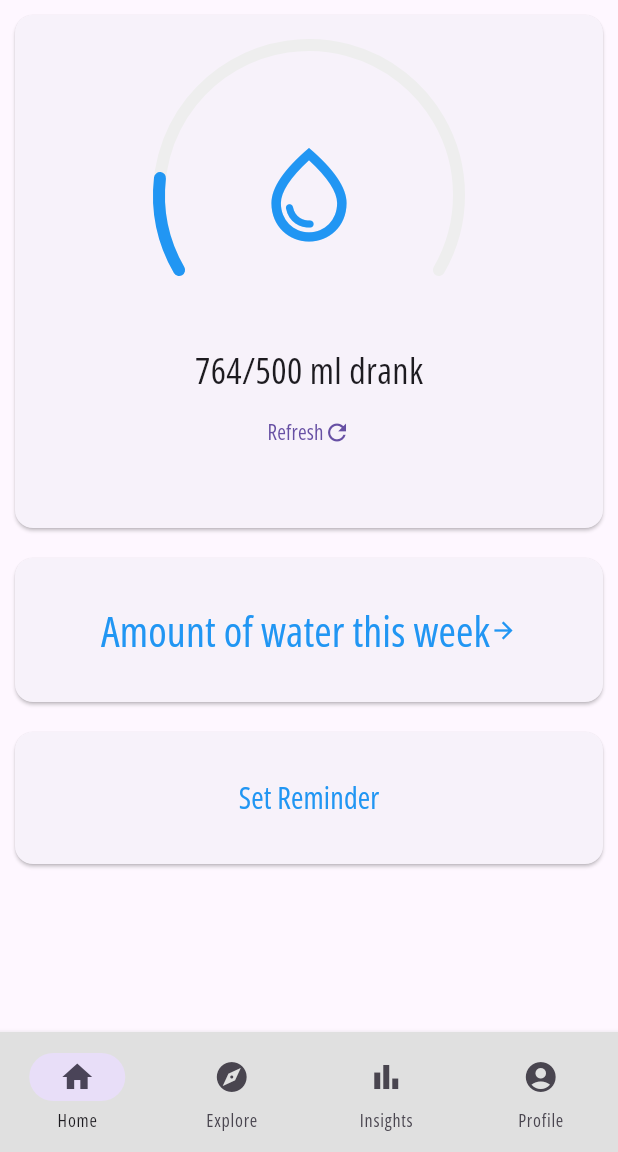
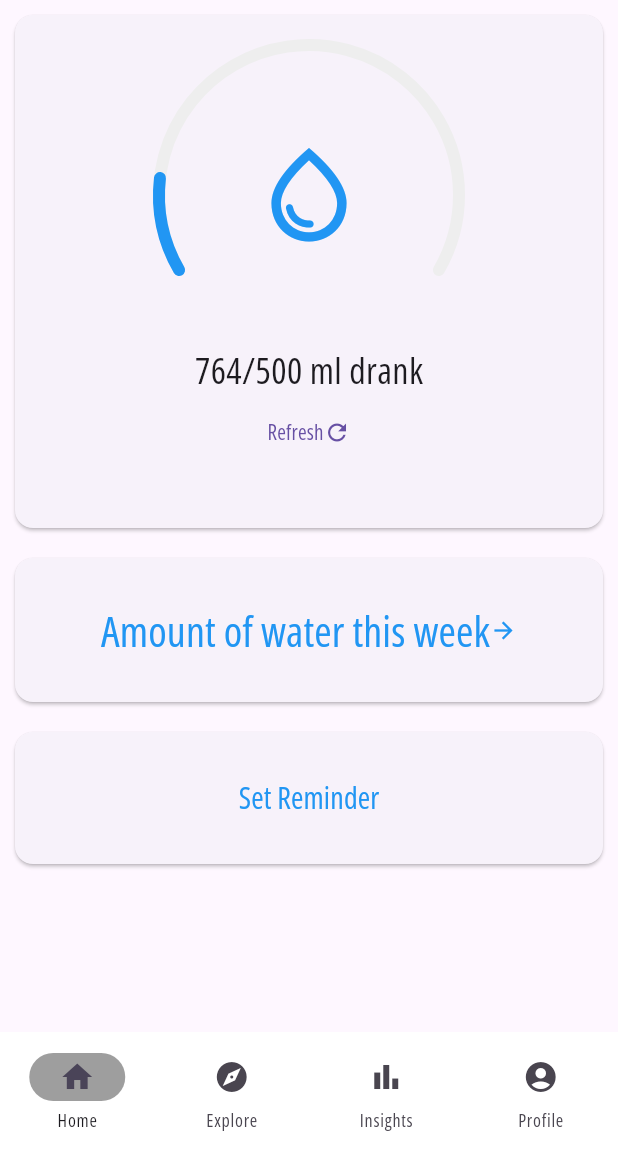
Before and after one commit to haowenyu49/smart-flask, a Flutter app: the screen it shows after launch, on a phone screen of 412 x 824 dp, the part 84-1236 px from its top. Run offline on Flutter 3.47's test engine with Material 3 defaults, Android fonts, the phone set to English and light mode, and no system bars; our stand-ins replace cloud_firestore, firebase_auth, fl_chart, flutter_svg; accounts and stored records are empty.

```diff
--- a/lib/components/homepage.dart
+++ b/lib/components/homepage.dart
@@ -18,7 +18,7 @@ class _HomePageState extends State<HomePage> {
   Widget build(BuildContext context)
   {
     return MaterialApp(
-      theme: ThemeData(fontFamily: 'OpenSans'),
+      theme: ThemeData(useMaterial3: true, fontFamily: 'OpenSans'),
       home: Scaffold(
         appBar: AppBar(
           title: const Text('Smart Flask',
@@ -98,6 +98,9 @@ class _HomePageState extends State<HomePage> {
 
 
         bottomNavigationBar: NavigationBar(
+          backgroundColor: Color.fromRGBO(255, 255, 255, 1),
+          overlayColor: MaterialStateProperty.all(Colors.grey) ,
+          indicatorColor: Colors.grey,
           destinations: const [
             NavigationDestination(
                 icon: Icon(Icons.home),
@@ -112,9 +115,7 @@ class _HomePageState extends State<HomePage> {
                 icon: Icon(Icons.account_circle),
                 label: 'Profile')
           ],
-          backgroundColor: Color.fromRGBO(224, 224, 224, 1),
 
-          shadowColor: Colors.black,
           selectedIndex: selectedPageIndex,
           onDestinationSelected: (int index) {
             setState(() {
--- a/pubspec.yaml
+++ b/pubspec.yaml
@@ -35,7 +35,7 @@ dependencies:
   # The following adds the Cupertino Icons font to your application.
   # Use with the CupertinoIcons class for iOS style icons.
   cupertino_icons: ^1.0.2
-  fl_chart: ^0.63.0
+  fl_chart: ^0.66.2
   firebase_core: ^2.25.4
   firebase_auth: ^4.17.4
   firebase_database: ^10.4.6
@@ -52,7 +52,7 @@ dev_dependencies:
   # activated in the `analysis_options.yaml` file located at the root of your
   # package. See that file for information about deactivating specific lint
   # rules and activating additional ones.
-  flutter_lints: ^2.0.0
+  flutter_lints: ^3.0.2
 
 # For information on the generic Dart part of this file, see the
 # following page: https://dart.dev/tools/pub/pubspec
```
Also changed, not shown: pubspec.lock.
